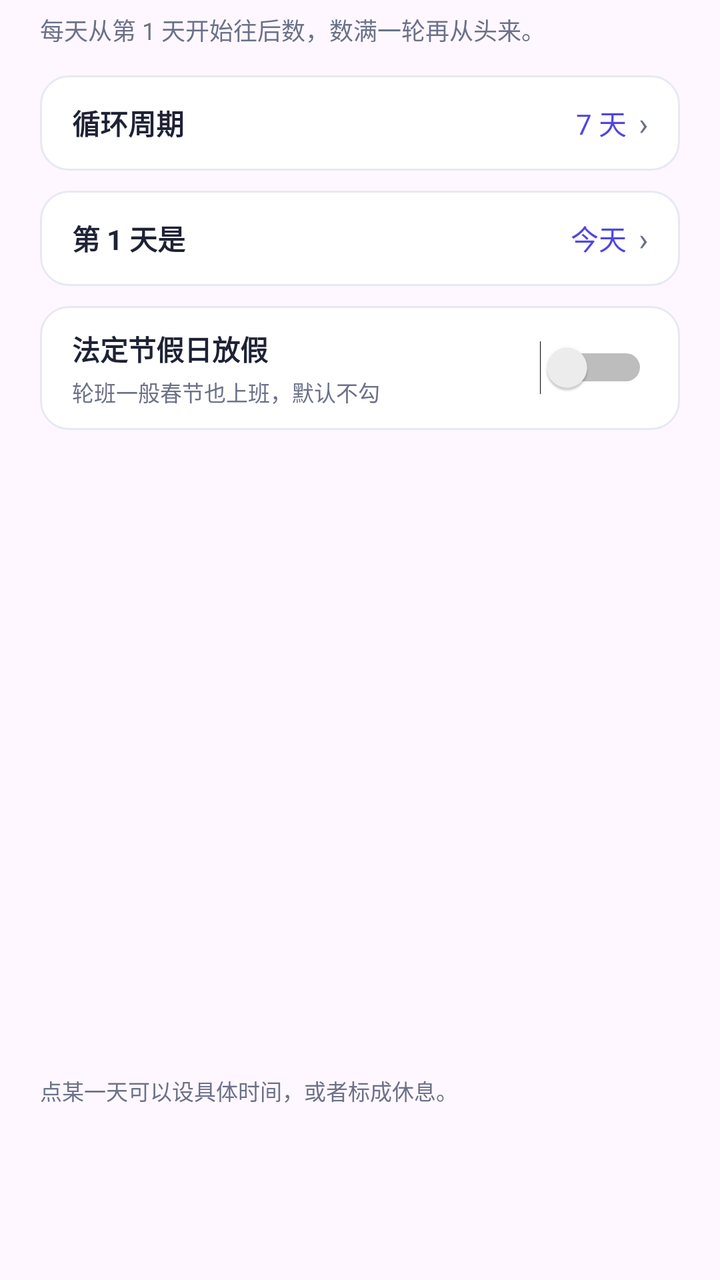
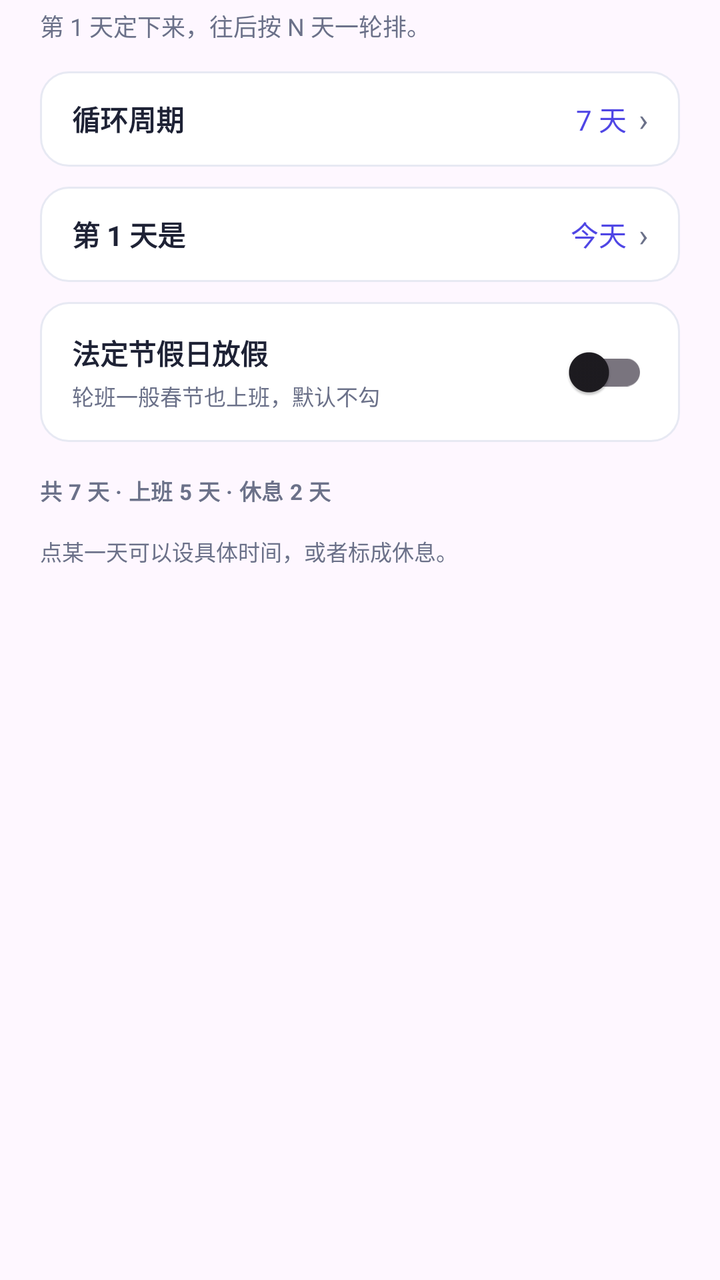

An Android layout rendered at two revisions. The XML below is the earlier revision; the diff shows what the commit changed to produce the second picture.
<!-- AndroidManifest.xml: application theme Theme.WeekdayAlarm -->
<!-- res/layout/dialog_cycle.xml -->
<?xml version="1.0" encoding="utf-8"?>
<LinearLayout xmlns:android="http://schemas.android.com/apk/res/android"
    android:layout_width="match_parent"
    android:layout_height="wrap_content"
    android:orientation="vertical"
    android:paddingStart="20dp"
    android:paddingTop="6dp"
    android:paddingEnd="20dp"
    android:paddingBottom="10dp">

    <TextView
        android:layout_width="match_parent"
        android:layout_height="wrap_content"
        android:lineSpacingMultiplier="1.3"
        android:text="每天从第 1 天开始往后数，数满一轮再从头来。"
        android:textColor="@color/sub"
        android:textSize="12sp" />

    
    <LinearLayout
        android:id="@+id/row_len"
        android:layout_width="match_parent"
        android:layout_height="wrap_content"
        android:layout_marginTop="14dp"
        android:background="@drawable/bg_guide_option"
        android:clickable="true"
        android:focusable="true"
        android:gravity="center_vertical"
        android:orientation="horizontal"
        android:paddingStart="16dp"
        android:paddingTop="13dp"
        android:paddingEnd="16dp"
        android:paddingBottom="13dp">

        <TextView
            android:layout_width="0dp"
            android:layout_height="wrap_content"
            android:layout_weight="1"
            android:text="循环周期"
            android:textColor="@color/ink"
            android:textSize="14sp"
            android:textStyle="bold" />

        <TextView
            android:id="@+id/tv_len"
            android:layout_width="wrap_content"
            android:layout_height="wrap_content"
            android:text="7 天"
            android:textColor="@color/indigo"
            android:textSize="14sp" />

        <TextView
            android:layout_width="wrap_content"
            android:layout_height="wrap_content"
            android:layout_marginStart="6dp"
            android:text="›"
            android:textColor="@color/sub"
            android:textSize="16sp" />
    </LinearLayout>

    
    <LinearLayout
        android:id="@+id/row_start"
        android:layout_width="match_parent"
        android:layout_height="wrap_content"
        android:layout_marginTop="10dp"
        android:background="@drawable/bg_guide_option"
        android:clickable="true"
        android:focusable="true"
        android:gravity="center_vertical"
        android:orientation="horizontal"
        android:paddingStart="16dp"
        android:paddingTop="13dp"
        android:paddingEnd="16dp"
        android:paddingBottom="13dp">

        <TextView
            android:layout_width="0dp"
            android:layout_height="wrap_content"
            android:layout_weight="1"
            android:text="第 1 天是"
            android:textColor="@color/ink"
            android:textSize="14sp"
            android:textStyle="bold" />

        <TextView
            android:id="@+id/tv_start"
            android:layout_width="wrap_content"
            android:layout_height="wrap_content"
            android:text="今天"
            android:textColor="@color/indigo"
            android:textSize="14sp" />

        <TextView
            android:layout_width="wrap_content"
            android:layout_height="wrap_content"
            android:layout_marginStart="6dp"
            android:text="›"
            android:textColor="@color/sub"
            android:textSize="16sp" />
    </LinearLayout>

    
    <LinearLayout
        android:layout_width="match_parent"
        android:layout_height="wrap_content"
        android:layout_marginTop="10dp"
        android:background="@drawable/bg_guide_option"
        android:gravity="center_vertical"
        android:orientation="horizontal"
        android:paddingStart="16dp"
        android:paddingTop="11dp"
        android:paddingEnd="16dp"
        android:paddingBottom="11dp">

        <LinearLayout
            android:layout_width="0dp"
            android:layout_height="wrap_content"
            android:layout_weight="1"
            android:orientation="vertical">

            <TextView
                android:layout_width="wrap_content"
                android:layout_height="wrap_content"
                android:text="法定节假日放假"
                android:textColor="@color/ink"
                android:textSize="14sp"
                android:textStyle="bold" />

            <TextView
                android:id="@+id/tv_holiday_hint"
                android:layout_width="wrap_content"
                android:layout_height="wrap_content"
                android:layout_marginTop="3dp"
                android:text="轮班一般春节也上班，默认不勾"
                android:textColor="@color/sub"
                android:textSize="11sp" />
        </LinearLayout>

        <Switch
            android:id="@+id/sw_holiday"
            android:layout_width="wrap_content"
            android:layout_height="wrap_content" />
    </LinearLayout>

    
    <ScrollView
        android:layout_width="match_parent"
        android:layout_height="300dp"
        android:layout_marginTop="14dp"
        android:scrollbars="vertical">

        <LinearLayout
            android:id="@+id/list_days"
            android:layout_width="match_parent"
            android:layout_height="wrap_content"
            android:orientation="vertical" />
    </ScrollView>

    <TextView
        android:layout_width="match_parent"
        android:layout_height="wrap_content"
        android:layout_marginTop="8dp"
        android:text="点某一天可以设具体时间，或者标成休息。"
        android:textColor="@color/sub"
        android:textSize="11sp" />
</LinearLayout>
<!-- resources referenced by this layout -->
<resources>
  <color name="indigo">#4F46E5</color>
  <color name="ink">#1E2235</color>
  <color name="sub">#6B7189</color>
  <!-- drawable bg_guide_option (drawable) -->
  <?xml version="1.0" encoding="utf-8"?>
  <selector xmlns:android="http://schemas.android.com/apk/res/android">
      <item android:state_selected="true">
          <shape android:shape="rectangle">
              <solid android:color="@color/guide_option_selected" />
              <stroke
                  android:width="1.5dp"
                  android:color="@color/indigo" />
              <corners android:radius="@dimen/radius_row" />
          </shape>
      </item>
      <item>
          <shape android:shape="rectangle">
              <solid android:color="@color/card" />
              <stroke
                  android:width="1dp"
                  android:color="@color/line" />
              <corners android:radius="@dimen/radius_row" />
          </shape>
      </item>
  </selector>
  <style name="Theme.WeekdayAlarm" parent="Theme.Material3.DayNight.NoActionBar">
          <item name="colorPrimary">@color/indigo</item>
          <item name="colorPrimaryVariant">@color/indigo_dark</item>
          <item name="colorOnPrimary">@color/white</item>
          <item name="android:statusBarColor">@color/bg</item>
          <item name="android:windowLightStatusBar">true</item>
      </style>
  <color name="guide_option_selected">#EEF0FE</color>
  <dimen name="radius_row">14dp</dimen>
  <color name="card">#FFFFFF</color>
  <color name="line">#E7E9F3</color>
  <color name="indigo_dark">#4338CA</color>
  <color name="white">#FFFFFFFF</color>
  <color name="bg">#F4F5FB</color>
</resources>

<!-- the commit's change to res/layout/dialog_cycle.xml (unified diff, before → after) -->
@@ -4,15 +4,16 @@
     android:layout_height="wrap_content"
     android:orientation="vertical"
     android:paddingStart="20dp"
-    android:paddingTop="6dp"
+    android:paddingTop="4dp"
     android:paddingEnd="20dp"
-    android:paddingBottom="10dp">
+    android:paddingBottom="8dp">
 
     <TextView
+        android:id="@+id/tv_sub"
         android:layout_width="match_parent"
         android:layout_height="wrap_content"
-        android:lineSpacingMultiplier="1.3"
-        android:text="每天从第 1 天开始往后数，数满一轮再从头来。"
+        android:lineSpacingMultiplier="1.35"
+        android:text="第 1 天定下来，往后按 N 天一轮排。"
         android:textColor="@color/sub"
         android:textSize="12sp" />
 
@@ -22,7 +23,7 @@
         android:layout_width="match_parent"
         android:layout_height="wrap_content"
         android:layout_marginTop="14dp"
-        android:background="@drawable/bg_guide_option"
+        android:background="@drawable/bg_dialog_row"
         android:clickable="true"
         android:focusable="true"
         android:gravity="center_vertical"
@@ -64,7 +65,7 @@
         android:layout_width="match_parent"
         android:layout_height="wrap_content"
         android:layout_marginTop="10dp"
-        android:background="@drawable/bg_guide_option"
+        android:background="@drawable/bg_dialog_row"
         android:clickable="true"
         android:focusable="true"
         android:gravity="center_vertical"
@@ -105,7 +106,7 @@
         android:layout_width="match_parent"
         android:layout_height="wrap_content"
         android:layout_marginTop="10dp"
-        android:background="@drawable/bg_guide_option"
+        android:background="@drawable/bg_dialog_row"
         android:gravity="center_vertical"
         android:orientation="horizontal"
         android:paddingStart="16dp"
@@ -137,18 +138,32 @@
                 android:textSize="11sp" />
         </LinearLayout>
 
-        <Switch
+        
+        <androidx.appcompat.widget.SwitchCompat
             android:id="@+id/sw_holiday"
             android:layout_width="wrap_content"
             android:layout_height="wrap_content" />
     </LinearLayout>
 
     
+    <TextView
+        android:id="@+id/tv_summary"
+        android:layout_width="wrap_content"
+        android:layout_height="wrap_content"
+        android:layout_marginTop="16dp"
+        android:letterSpacing="0.02"
+        android:text="共 7 天 · 上班 5 天 · 休息 2 天"
+        android:textColor="@color/sub"
+        android:textSize="11sp"
+        android:textStyle="bold" />
+
+    
     <ScrollView
+        android:id="@+id/scroll_days"
         android:layout_width="match_parent"
-        android:layout_height="300dp"
-        android:layout_marginTop="14dp"
-        android:scrollbars="vertical">
+        android:layout_height="wrap_content"
+        android:layout_marginTop="6dp"
+        android:scrollbars="none">
 
         <LinearLayout
             android:id="@+id/list_days"
@@ -158,6 +173,7 @@
     </ScrollView>
 
     <TextView
+        android:id="@+id/tv_hint"
         android:layout_width="match_parent"
         android:layout_height="wrap_content"
         android:layout_marginTop="8dp"
<!-- resource entries referenced after the edit -->
@@ -3,28 +3,16 @@
   <color name="indigo">#4F46E5</color>
   <color name="ink">#1E2235</color>
   <color name="sub">#6B7189</color>
-  <!-- drawable bg_guide_option (drawable) -->
+  <!-- drawable bg_dialog_row (drawable) -->
   <?xml version="1.0" encoding="utf-8"?>
-  <selector xmlns:android="http://schemas.android.com/apk/res/android">
-      <item android:state_selected="true">
-          <shape android:shape="rectangle">
-              <solid android:color="@color/guide_option_selected" />
-              <stroke
-                  android:width="1.5dp"
-                  android:color="@color/indigo" />
-              <corners android:radius="@dimen/radius_row" />
-          </shape>
-      </item>
-      <item>
-          <shape android:shape="rectangle">
-              <solid android:color="@color/card" />
-              <stroke
-                  android:width="1dp"
-                  android:color="@color/line" />
-              <corners android:radius="@dimen/radius_row" />
-          </shape>
-      </item>
-  </selector>
+  <shape xmlns:android="http://schemas.android.com/apk/res/android"
+      android:shape="rectangle">
+      <solid android:color="@color/card" />
+      <stroke
+          android:width="1dp"
+          android:color="@color/line" />
+      <corners android:radius="@dimen/radius_row" />
+  </shape>
   <style name="Theme.WeekdayAlarm" parent="Theme.Material3.DayNight.NoActionBar">
           <item name="colorPrimary">@color/indigo</item>
           <item name="colorPrimaryVariant">@color/indigo_dark</item>
@@ -32,7 +20,6 @@
           <item name="android:statusBarColor">@color/bg</item>
           <item name="android:windowLightStatusBar">true</item>
       </style>
-  <color name="guide_option_selected">#EEF0FE</color>
   <dimen name="radius_row">14dp</dimen>
   <color name="card">#FFFFFF</color>
   <color name="line">#E7E9F3</color>
